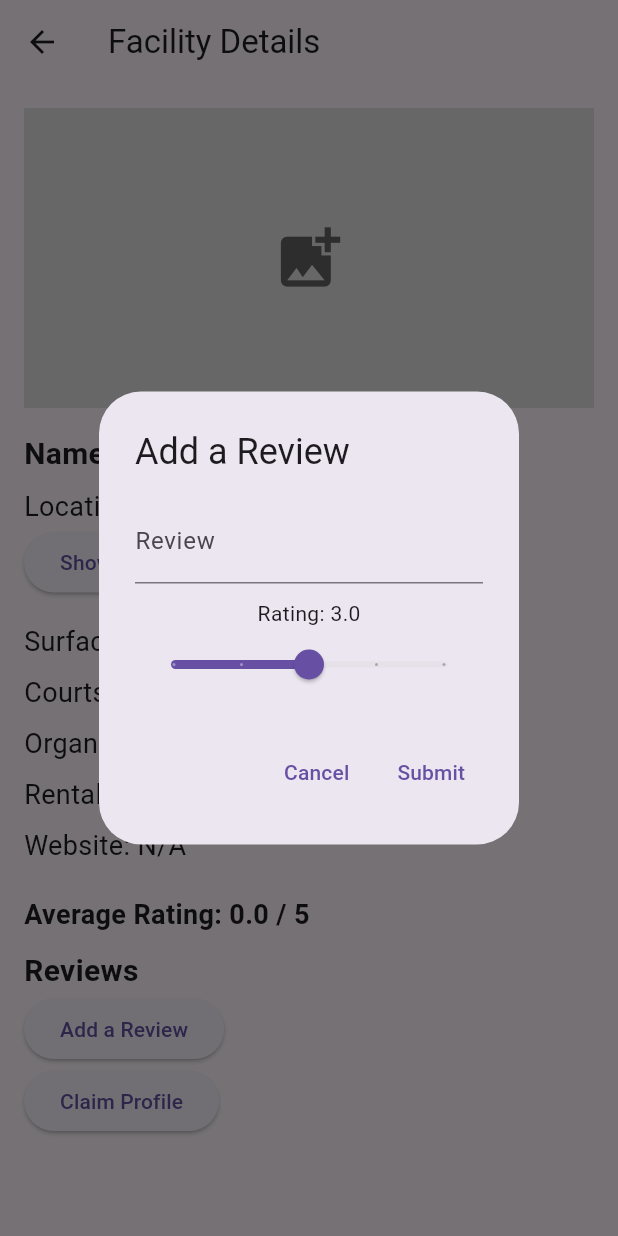
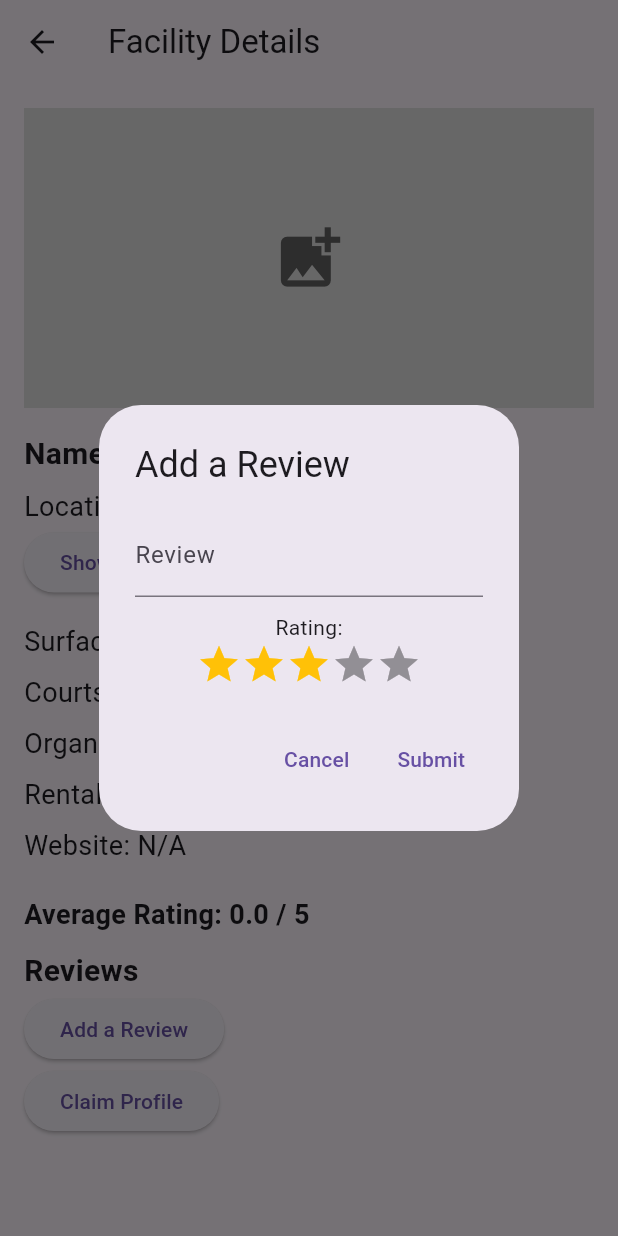
Before and after one commit to Samir-Shakhbaz/VolleyDart, a Flutter app: the FacilityDetailsPage screen opened directly with empty values, after a tap on "Add a Review", on a phone screen of 412 x 824 dp. Run offline on Flutter 3.47's test engine with Material 3 defaults, Android fonts, the light colour scheme and no system bars; drawn by our look-alikes of flutter_rating_bar; our stand-ins replace flutter_local_notifications, flutter_map, image_picker, latlong2, shared_preferences, timezone; missing offline and left inert: stomp_dart_client; accounts and stored records are empty; network calls fail.

Commit message:
rating slider changed to stars

```diff
--- a/lib/facilities_details_page.dart
+++ b/lib/facilities_details_page.dart
@@ -3,6 +3,7 @@ import 'package:image_picker/image_picker.dart';
 import 'dart:io';
 
 import 'package:url_launcher/url_launcher.dart';
+import 'package:flutter_rating_bar/flutter_rating_bar.dart';
 import 'map_package.dart'; // Updated MapPage with dynamic geocoding
 import 'claim_your_employer_profile_page.dart';
 
@@ -68,16 +69,21 @@ class _FacilityDetailsPageState extends State<FacilityDetailsPage> {
                     decoration: const InputDecoration(labelText: "Review"),
                   ),
                   SizedBox(height: 10),
-                  Text("Rating: ${selectedRating.toStringAsFixed(1)}"),
-                  Slider(
-                    min: 1,
-                    max: 5,
-                    value: selectedRating,
-                    divisions: 4,
-                    label: selectedRating.toString(),
-                    onChanged: (value) {
+                  const Text("Rating:"),
+                  RatingBar.builder(
+                    initialRating: selectedRating,
+                    minRating: 1,
+                    direction: Axis.horizontal,
+                    allowHalfRating: false,
+                    itemCount: 5,
+                    itemSize: 30,
+                    itemBuilder: (context, _) => Icon(
+                      Icons.star,
+                      color: Colors.amber,
+                    ),
+                    onRatingUpdate: (rating) {
                       setState(() {
-                        selectedRating = value;
+                        selectedRating = rating;
                       });
                     },
                   ),
--- a/pubspec.yaml
+++ b/pubspec.yaml
@@ -25,6 +25,8 @@ dependencies:
   shared_preferences: ^2.3.3
   flutter_local_notifications: ^18.0.1
   timezone: ^0.9.1
+  flutter_rating_bar: ^4.0.0
+
 
 dev_dependencies:
   flutter_test:
```
Also changed, not shown: pubspec.lock.
